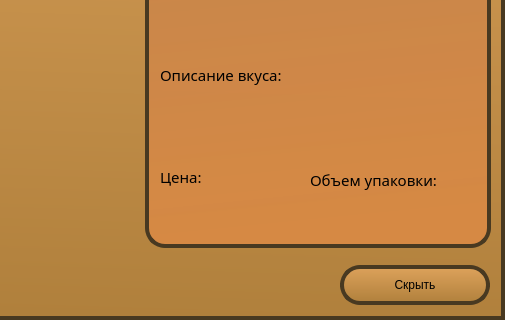
Above: main.ui from Alexandr-Kolyagin/Coffee before the change; both pictures show x 95 to 600 and y 341 to 661 of the 600 by 661 pixel window. Below: the same form after it.
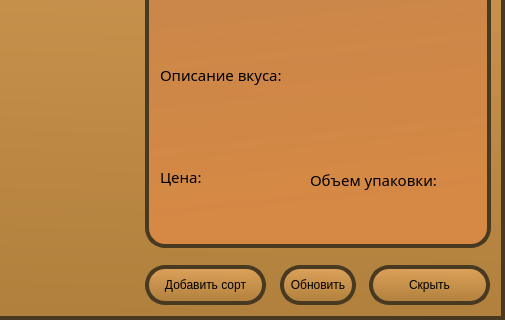
That is the form after the change.

Patch:
```diff
--- a/main.ui
+++ b/main.ui
@@ -369,9 +369,9 @@
    <widget class="QPushButton" name="clear_btn">
     <property name="geometry">
      <rect>
-      <x>435</x>
+      <x>464</x>
       <y>606</y>
-      <width>150</width>
+      <width>121</width>
       <height>40</height>
      </rect>
     </property>
@@ -382,6 +382,38 @@
      <string>Скрыть</string>
     </property>
    </widget>
+   <widget class="QPushButton" name="add_btn">
+    <property name="geometry">
+     <rect>
+      <x>240</x>
+      <y>606</y>
+      <width>121</width>
+      <height>40</height>
+     </rect>
+    </property>
+    <property name="styleSheet">
+     <string notr="true">.QPushButton{border-radius: 20}</string>
+    </property>
+    <property name="text">
+     <string>Добавить сорт</string>
+    </property>
+   </widget>
+   <widget class="QPushButton" name="update_btn">
+    <property name="geometry">
+     <rect>
+      <x>375</x>
+      <y>606</y>
+      <width>76</width>
+      <height>40</height>
+     </rect>
+    </property>
+    <property name="styleSheet">
+     <string notr="true">.QPushButton{border-radius: 20}</string>
+    </property>
+    <property name="text">
+     <string>Обновить</string>
+    </property>
+   </widget>
   </widget>
  </widget>
  <resources/>
```
